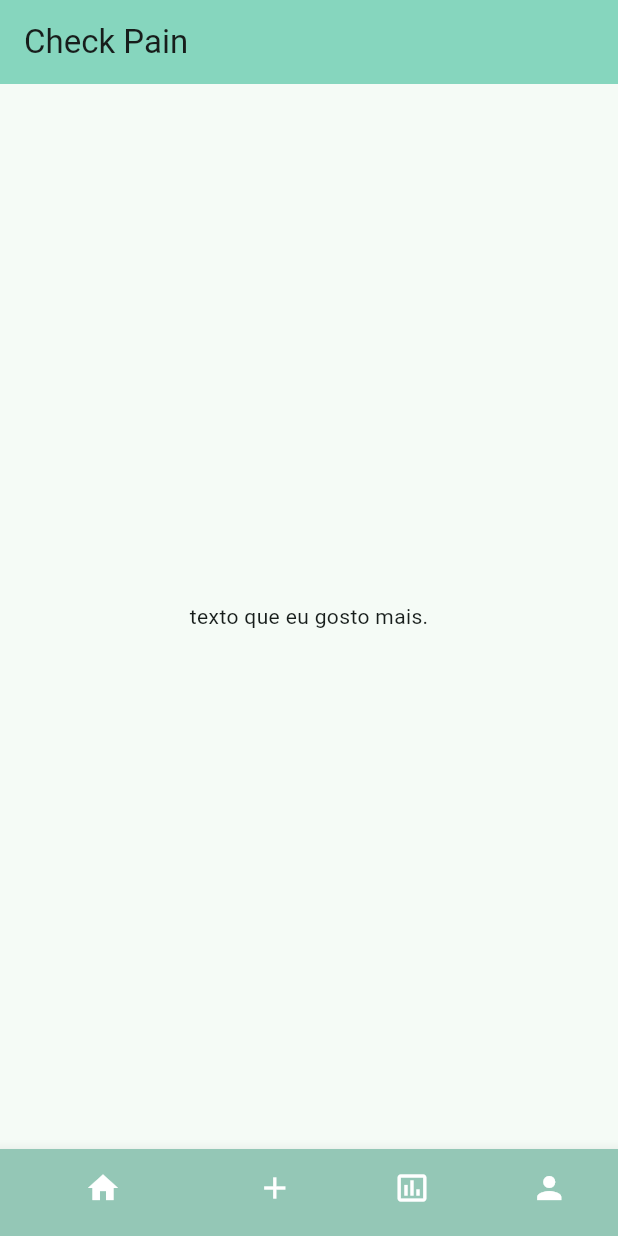
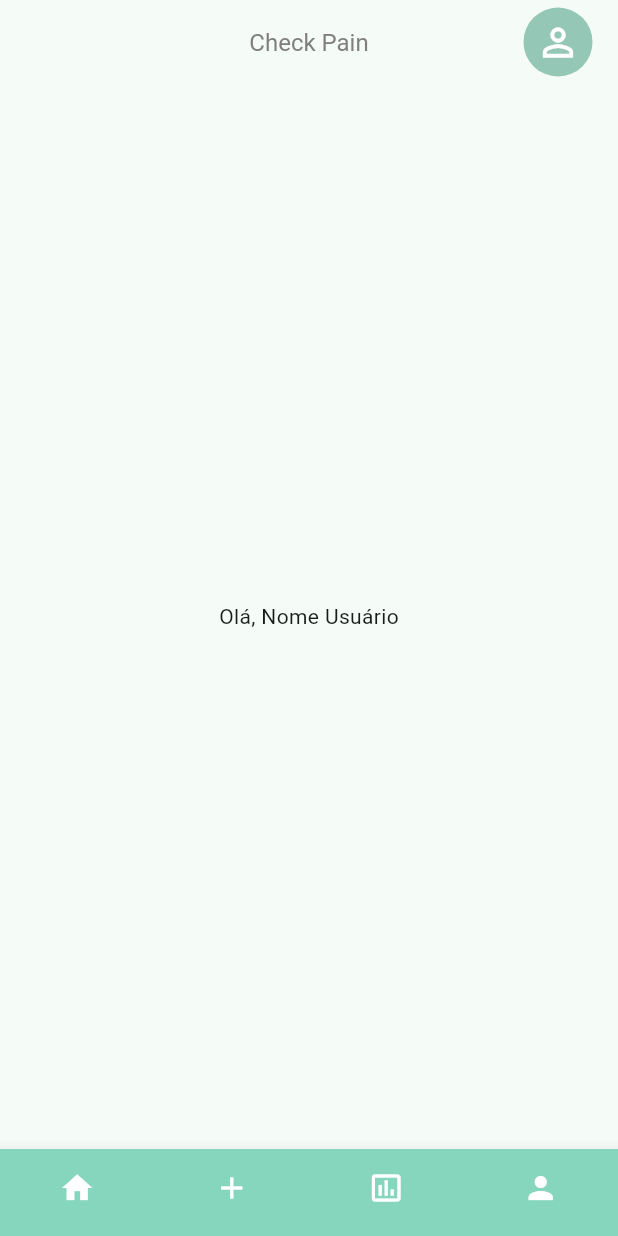
Before and after one commit to nathil/Check-Pain, a Flutter app: the screen it shows after launch, on a phone screen of 412 x 824 dp. Run offline on Flutter 3.47's test engine with Material 3 defaults, Android fonts, the phone set to English and light mode, and no system bars.

Commit message:
atualizando a página inicial do app

```diff
--- a/lib/screens/home.dart
+++ b/lib/screens/home.dart
@@ -18,15 +18,9 @@ class _HomeScreenState extends State<HomeScreen> {
   @override
   Widget build(BuildContext context) {
     return Scaffold(
-      bottomNavigationBar: Theme(
-    data: Theme.of(context).copyWith(
-        // sets the background color of the `BottomNavigationBar`
-        canvasColor: Color.fromRGBO(148, 199, 182, 1),
-        // sets the active color of the `BottomNavigationBar` if `Brightness` is light
-        primaryColor: Color.fromRGBO(148, 199, 182, 1),
-      ),
 
-    child: BottomNavigationBar(
+      bottomNavigationBar: BottomNavigationBar(
+        type: BottomNavigationBarType.fixed,
         showSelectedLabels: false,
         showUnselectedLabels: false,
         items: const [
@@ -36,22 +30,31 @@ class _HomeScreenState extends State<HomeScreen> {
           BottomNavigationBarItem(icon: Icon(Icons.person), label: 'Perfil')
         ],
         currentIndex: 0,
+        backgroundColor: Theme.of(context).colorScheme.inversePrimary,
         selectedItemColor: Theme.of(context).colorScheme.onPrimary,
         unselectedItemColor: Theme.of(context).colorScheme.onPrimary,
         // onTap: _onItemTapped,
       ),
-  ),
 
       appBar: AppBar(
-        backgroundColor: Theme.of(context).colorScheme.inversePrimary,
-
-        title: Text('Check Pain'),
+        backgroundColor: Colors.transparent,
+        centerTitle: true,
+        title: Text('Check Pain', style: TextStyle(color: Color(0xff7F7F7F), fontSize: 16)),
+        actionsPadding: EdgeInsets.only(right: 16),
+        actions: [
+          IconButton.filled(
+            iconSize: 30,
+            style: IconButton.styleFrom(backgroundColor: Color(0xff94c7b6)),
+            icon: Icon(Icons.person_outline_outlined, color:Theme.of(context).colorScheme.onPrimary,),
+            onPressed:(){},
+          ),
+        ],
       ),
       body: Center(
         child: Column(
           mainAxisAlignment: MainAxisAlignment.center,
-          children: <Widget>[
-            const Text('texto que eu gosto mais.'),
+          children:[
+            const Text('Olá, Nome Usuário'),
           ],
         ),
       ),
```
